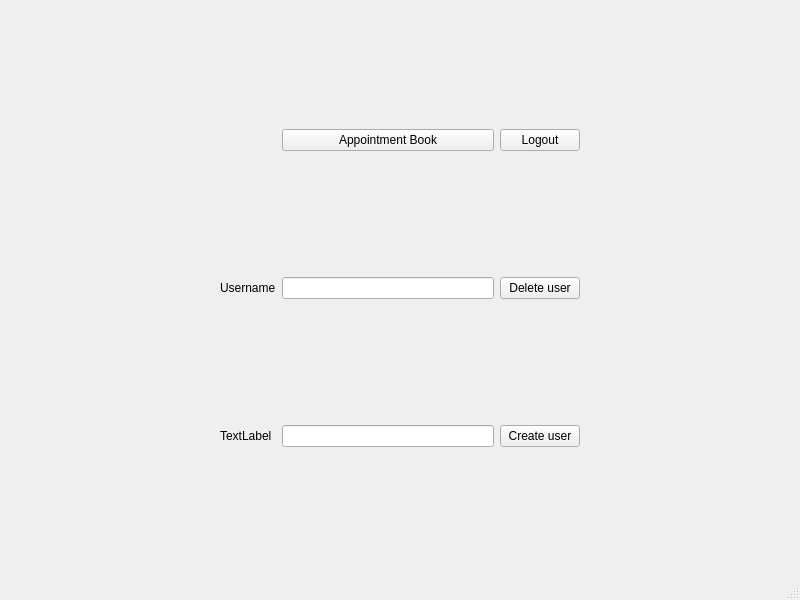
Old version of the form client/ui/mainwindow.ui in the repository NoahHallows/quackmed.
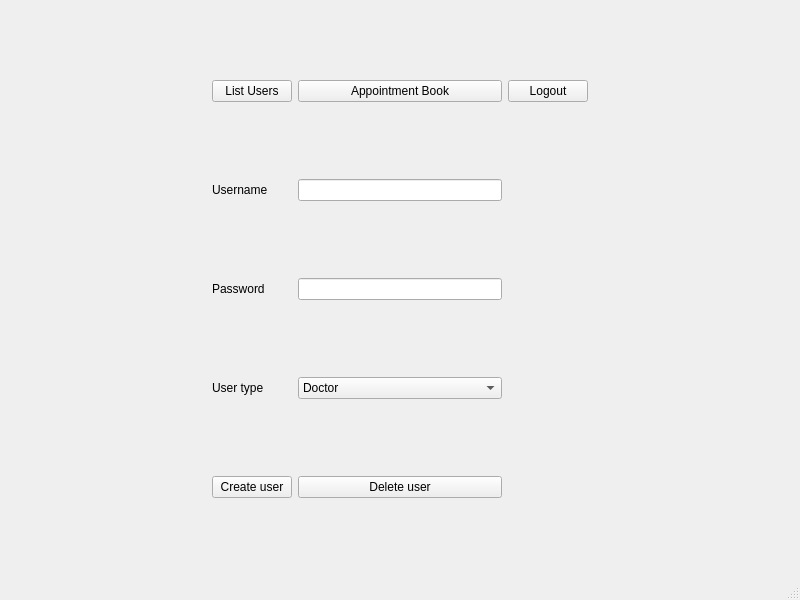
New version of the form.

Commit message: work on user list:

The edit to the form file:
```diff
--- a/client/ui/mainwindow.ui
+++ b/client/ui/mainwindow.ui
@@ -15,50 +15,6 @@
   </property>
   <widget class="QWidget" name="centralwidget">
    <layout class="QGridLayout" name="gridLayout">
-    <item row="2" column="3">
-     <widget class="QPushButton" name="CreateUserButton">
-      <property name="text">
-       <string>Create user</string>
-      </property>
-     </widget>
-    </item>
-    <item row="1" column="1">
-     <widget class="QLabel" name="label">
-      <property name="text">
-       <string>Username</string>
-      </property>
-     </widget>
-    </item>
-    <item row="0" column="3">
-     <widget class="QPushButton" name="LogoutButton">
-      <property name="text">
-       <string>Logout</string>
-      </property>
-     </widget>
-    </item>
-    <item row="1" column="3">
-     <widget class="QPushButton" name="DeleteUserButton">
-      <property name="text">
-       <string>Delete user</string>
-      </property>
-     </widget>
-    </item>
-    <item row="1" column="2">
-     <widget class="QLineEdit" name="UserEdit"/>
-    </item>
-    <item row="1" column="4">
-     <spacer name="horizontalSpacer">
-      <property name="orientation">
-       <enum>Qt::Orientation::Horizontal</enum>
-      </property>
-      <property name="sizeHint" stdset="0">
-       <size>
-        <width>40</width>
-        <height>20</height>
-       </size>
-      </property>
-     </spacer>
-    </item>
     <item row="1" column="0">
      <spacer name="horizontalSpacer_2">
       <property name="orientation">
@@ -72,27 +28,109 @@
       </property>
      </spacer>
     </item>
+    <item row="3" column="3">
+     <widget class="QComboBox" name="UserTypeSelector">
+      <item>
+       <property name="text">
+        <string>Doctor</string>
+       </property>
+      </item>
+      <item>
+       <property name="text">
+        <string>Nurse</string>
+       </property>
+      </item>
+      <item>
+       <property name="text">
+        <string>Admin</string>
+       </property>
+      </item>
+      <item>
+       <property name="text">
+        <string>Receptionist</string>
+       </property>
+      </item>
+     </widget>
+    </item>
+    <item row="0" column="1">
+     <widget class="QPushButton" name="ListUsersButton">
+      <property name="text">
+       <string>List Users</string>
+      </property>
+     </widget>
+    </item>
     <item row="2" column="1">
      <widget class="QLabel" name="label_2">
       <property name="text">
-       <string>TextLabel</string>
+       <string>Password</string>
       </property>
      </widget>
     </item>
-    <item row="2" column="2">
+    <item row="0" column="4">
+     <widget class="QPushButton" name="LogoutButton">
+      <property name="text">
+       <string>Logout</string>
+      </property>
+     </widget>
+    </item>
+    <item row="1" column="5">
+     <spacer name="horizontalSpacer">
+      <property name="orientation">
+       <enum>Qt::Orientation::Horizontal</enum>
+      </property>
+      <property name="sizeHint" stdset="0">
+       <size>
+        <width>40</width>
+        <height>20</height>
+       </size>
+      </property>
+     </spacer>
+    </item>
+    <item row="2" column="3">
      <widget class="QLineEdit" name="PasswordEdit">
       <property name="echoMode">
        <enum>QLineEdit::EchoMode::Password</enum>
       </property>
      </widget>
     </item>
-    <item row="0" column="2">
+    <item row="1" column="3">
+     <widget class="QLineEdit" name="UserEdit"/>
+    </item>
+    <item row="0" column="3">
      <widget class="QPushButton" name="AppointmentButton">
       <property name="text">
        <string>Appointment Book</string>
       </property>
      </widget>
     </item>
+    <item row="1" column="1">
+     <widget class="QLabel" name="label">
+      <property name="text">
+       <string>Username</string>
+      </property>
+     </widget>
+    </item>
+    <item row="3" column="1">
+     <widget class="QLabel" name="label_3">
+      <property name="text">
+       <string>User type</string>
+      </property>
+     </widget>
+    </item>
+    <item row="4" column="1">
+     <widget class="QPushButton" name="CreateUserButton">
+      <property name="text">
+       <string>Create user</string>
+      </property>
+     </widget>
+    </item>
+    <item row="4" column="3">
+     <widget class="QPushButton" name="DeleteUserButton">
+      <property name="text">
+       <string>Delete user</string>
+      </property>
+     </widget>
+    </item>
    </layout>
   </widget>
   <widget class="QMenuBar" name="menubar">
```
The commit also changes 31 other files.
